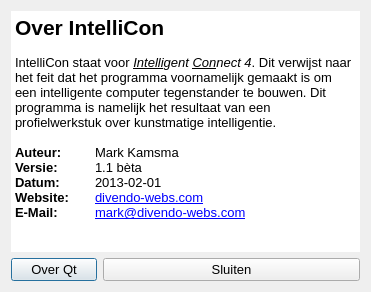
The window that dialogabout.ui (Divendo/intellicon) describes before a commit, drawn with Qt 5.
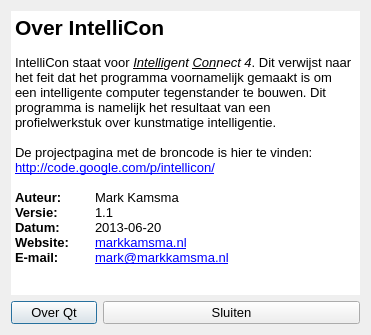
The same window after the commit. Icons and pictures are not drawn.

Commit message: Changed the version to 1.1 and updated the information in the about dialog

```diff
--- a/dialogabout.ui
+++ b/dialogabout.ui
@@ -7,19 +7,19 @@
     <x>0</x>
     <y>0</y>
     <width>371</width>
-    <height>292</height>
+    <height>335</height>
    </rect>
   </property>
   <property name="minimumSize">
    <size>
     <width>371</width>
-    <height>292</height>
+    <height>335</height>
    </size>
   </property>
   <property name="maximumSize">
    <size>
     <width>371</width>
-    <height>292</height>
+    <height>335</height>
    </size>
   </property>
   <property name="font">
@@ -50,11 +50,14 @@
 &lt;p style=&quot;-qt-paragraph-type:empty; margin-top:0px; margin-bottom:0px; margin-left:0px; margin-right:0px; -qt-block-indent:0; text-indent:0px; font-weight:600;&quot;&gt;&lt;/p&gt;
 &lt;p style=&quot; margin-top:0px; margin-bottom:0px; margin-left:0px; margin-right:0px; -qt-block-indent:0; text-indent:0px;&quot;&gt;IntelliCon staat voor &lt;span style=&quot; font-style:italic; text-decoration: underline;&quot;&gt;Intelli&lt;/span&gt;&lt;span style=&quot; font-style:italic;&quot;&gt;gent &lt;/span&gt;&lt;span style=&quot; font-style:italic; text-decoration: underline;&quot;&gt;Con&lt;/span&gt;&lt;span style=&quot; font-style:italic;&quot;&gt;nect 4&lt;/span&gt;. Dit verwijst naar het feit dat het programma voornamelijk gemaakt is om een intelligente computer tegenstander te bouwen. Dit programma is namelijk het resultaat van een profielwerkstuk over kunstmatige intelligentie.&lt;/p&gt;
 &lt;p style=&quot;-qt-paragraph-type:empty; margin-top:0px; margin-bottom:0px; margin-left:0px; margin-right:0px; -qt-block-indent:0; text-indent:0px;&quot;&gt;&lt;/p&gt;
+&lt;p style=&quot; margin-top:0px; margin-bottom:0px; margin-left:0px; margin-right:0px; -qt-block-indent:0; text-indent:0px;&quot;&gt;De projectpagina met de broncode is hier te vinden:&lt;/p&gt;
+&lt;p style=&quot; margin-top:0px; margin-bottom:0px; margin-left:0px; margin-right:0px; -qt-block-indent:0; text-indent:0px;&quot;&gt;&lt;a href=&quot;http://code.google.com/p/intellicon/&quot;&gt;&lt;span style=&quot; text-decoration: underline; color:#0000ff;&quot;&gt;http://code.google.com/p/intellicon/&lt;/span&gt;&lt;/a&gt;&lt;/p&gt;
+&lt;p style=&quot;-qt-paragraph-type:empty; margin-top:0px; margin-bottom:0px; margin-left:0px; margin-right:0px; -qt-block-indent:0; text-indent:0px;&quot;&gt;&lt;/p&gt;
 &lt;p style=&quot; margin-top:0px; margin-bottom:0px; margin-left:0px; margin-right:0px; -qt-block-indent:0; text-indent:0px;&quot;&gt;&lt;span style=&quot; font-weight:600;&quot;&gt;Auteur:&lt;/span&gt;	Mark Kamsma&lt;/p&gt;
-&lt;p style=&quot; margin-top:0px; margin-bottom:0px; margin-left:0px; margin-right:0px; -qt-block-indent:0; text-indent:0px;&quot;&gt;&lt;span style=&quot; font-weight:600;&quot;&gt;Versie:&lt;/span&gt;	1.1 bèta&lt;/p&gt;
-&lt;p style=&quot; margin-top:0px; margin-bottom:0px; margin-left:0px; margin-right:0px; -qt-block-indent:0; text-indent:0px;&quot;&gt;&lt;span style=&quot; font-weight:600;&quot;&gt;Datum:&lt;/span&gt;	2013-02-01&lt;/p&gt;
-&lt;p style=&quot; margin-top:0px; margin-bottom:0px; margin-left:0px; margin-right:0px; -qt-block-indent:0; text-indent:0px;&quot;&gt;&lt;span style=&quot; font-weight:600;&quot;&gt;Website:&lt;/span&gt;	&lt;a href=&quot;http://divendo-webs.com&quot;&gt;&lt;span style=&quot; text-decoration: underline; color:#0000ff;&quot;&gt;divendo-webs.com&lt;/span&gt;&lt;/a&gt;&lt;/p&gt;
-&lt;p style=&quot; margin-top:0px; margin-bottom:0px; margin-left:0px; margin-right:0px; -qt-block-indent:0; text-indent:0px;&quot;&gt;&lt;span style=&quot; font-weight:600;&quot;&gt;E-Mail:&lt;/span&gt;	&lt;a href=&quot;mailto:mark@divendo-webs.com&quot;&gt;&lt;span style=&quot; text-decoration: underline; color:#0000ff;&quot;&gt;mark@divendo-webs.com&lt;/span&gt;&lt;/a&gt;&lt;/p&gt;&lt;/body&gt;&lt;/html&gt;</string>
+&lt;p style=&quot; margin-top:0px; margin-bottom:0px; margin-left:0px; margin-right:0px; -qt-block-indent:0; text-indent:0px;&quot;&gt;&lt;span style=&quot; font-weight:600;&quot;&gt;Versie:&lt;/span&gt;	1.1&lt;/p&gt;
+&lt;p style=&quot; margin-top:0px; margin-bottom:0px; margin-left:0px; margin-right:0px; -qt-block-indent:0; text-indent:0px;&quot;&gt;&lt;span style=&quot; font-weight:600;&quot;&gt;Datum:&lt;/span&gt;	2013-06-20&lt;/p&gt;
+&lt;p style=&quot; margin-top:0px; margin-bottom:0px; margin-left:0px; margin-right:0px; -qt-block-indent:0; text-indent:0px;&quot;&gt;&lt;span style=&quot; font-weight:600;&quot;&gt;Website:&lt;/span&gt;	&lt;a href=&quot;http://markkamsma.nl&quot;&gt;&lt;span style=&quot; text-decoration: underline; color:#0000ff;&quot;&gt;markkamsma.nl&lt;/span&gt;&lt;/a&gt;&lt;/p&gt;
+&lt;p style=&quot; margin-top:0px; margin-bottom:0px; margin-left:0px; margin-right:0px; -qt-block-indent:0; text-indent:0px;&quot;&gt;&lt;span style=&quot; font-weight:600;&quot;&gt;E-mail:&lt;/span&gt;	&lt;a href=&quot;mailto:mark@markkamsma.nl&quot;&gt;&lt;span style=&quot; text-decoration: underline; color:#0000ff;&quot;&gt;mark@markkamsma.nl&lt;/span&gt;&lt;/a&gt;&lt;/p&gt;&lt;/body&gt;&lt;/html&gt;</string>
      </property>
      <property name="textInteractionFlags">
       <set>Qt::LinksAccessibleByKeyboard|Qt::LinksAccessibleByMouse</set>
```
